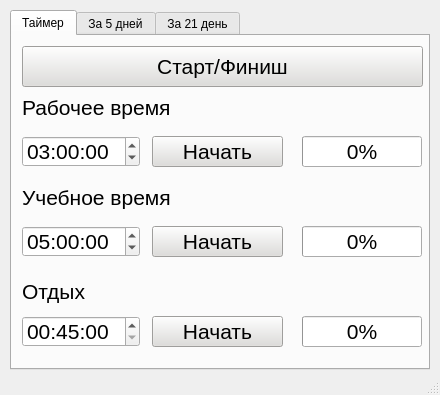
Old version of the form timer_GUI_2.ui in the repository AntonTyurin87/timer.
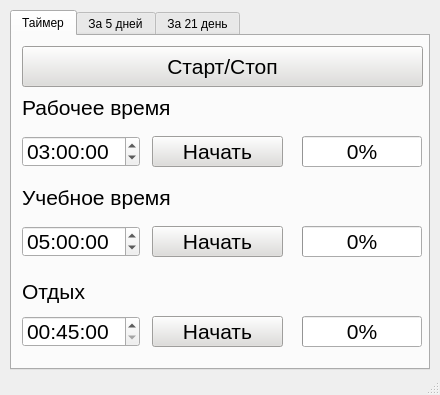
New version of the form.

```diff
--- a/timer_GUI_2.ui
+++ b/timer_GUI_2.ui
@@ -147,7 +147,7 @@
 </string>
       </property>
       <property name="text">
-       <string>Старт/Финиш</string>
+       <string>Старт/Стоп</string>
       </property>
      </widget>
      <widget class="QLabel" name="label_3">
```
